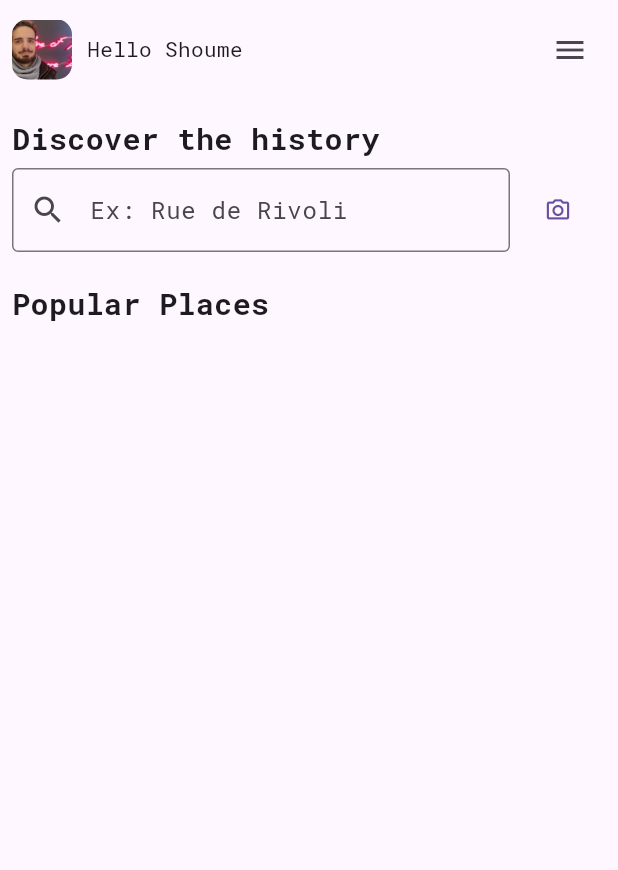
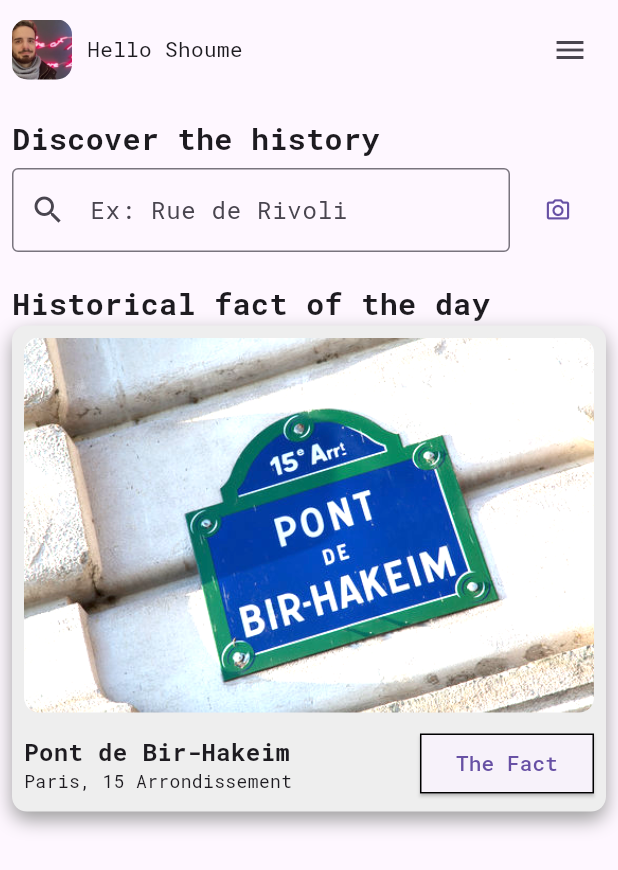
Before and after one commit to HugoLaurent/history_street, a Flutter app: the screen it shows after launch, on a phone screen of 412 x 824 dp. Shown: the top 870 px of the screen. Run offline on Flutter 3.47's test engine with Material 3 defaults, Android fonts, the light colour scheme and no system bars; our stand-ins replace google_fonts.

Commit message:
feat: Update landing page with historical fact of the day

```diff
--- a/lib/main.dart
+++ b/lib/main.dart
@@ -77,9 +77,78 @@
                 ),
                 const SizedBox(height: 20),
                 const Text(
-                  'Popular Places',
+                  'Historical fact of the day',
                   style: TextStyle(fontSize: 20, fontWeight: FontWeight.bold),
                 ),
+                Container(
+                  decoration: BoxDecoration(
+                    borderRadius: BorderRadius.circular(10),
+                    color: Colors.grey[200],
+                    boxShadow: const [
+                      BoxShadow(
+                        color: Colors.grey,
+                        blurRadius: 10,
+                        offset: Offset(0, 5),
+                      ),
+                    ],
+                  ),
+                  child: Padding(
+                    padding: const EdgeInsets.all(8.0),
+                    child: Column(
+                      children: [
+                        ClipRRect(
+                          borderRadius: BorderRadius.circular(10),
+                          child: Image.asset(
+                            'assets/images/fact_picture.png',
+                            fit: BoxFit.cover,
+                          ),
+                        ),
+                        const SizedBox(height: 10),
+                        Row(
+                          children: [
+                            const Column(
+                              crossAxisAlignment: CrossAxisAlignment.start,
+                              children: [
+                                Text(
+                                  'Pont de Bir-Hakeim',
+                                  style: TextStyle(
+                                      fontSize: 16,
+                                      fontWeight: FontWeight.bold),
+                                ),
+                                Text(
+                                  'Paris, 15 Arrondissement',
+                                  style: TextStyle(fontSize: 12),
+                                ),
+                              ],
+                            ),
+                            const Spacer(),
+                            ElevatedButton(
+                              onPressed: () {
+                                // Action à effectuer lors du clic sur le bouton
+                              },
+                              style: ButtonStyle(
+                                shape: WidgetStateProperty.all(
+                                  const RoundedRectangleBorder(
+                                    borderRadius:
+                                        BorderRadius.zero, // Pas de rayon
+                                  ),
+                                ),
+                                side: WidgetStateProperty.all(
+                                  const BorderSide(
+                                    width: 1, // Épaisseur de la bordure
+                                    color:
+                                        Colors.black, // Couleur de la bordure
+                                  ),
+                                ),
+                              ),
+                              child: const Text('The Fact'),
+                            )
+                          ],
+                        ),
+                      ],
+                    ),
+                  ),
+                )
               ],
             ),
           ),
--- a/pubspec.yaml
+++ b/pubspec.yaml
@@ -27,3 +27,4 @@ flutter:
 
   assets:
     - assets/images/profil_picture.jpg
+    - assets/images/fact_picture.png
```
Also changed, not shown: assets/images/fact_picture.png (added).
